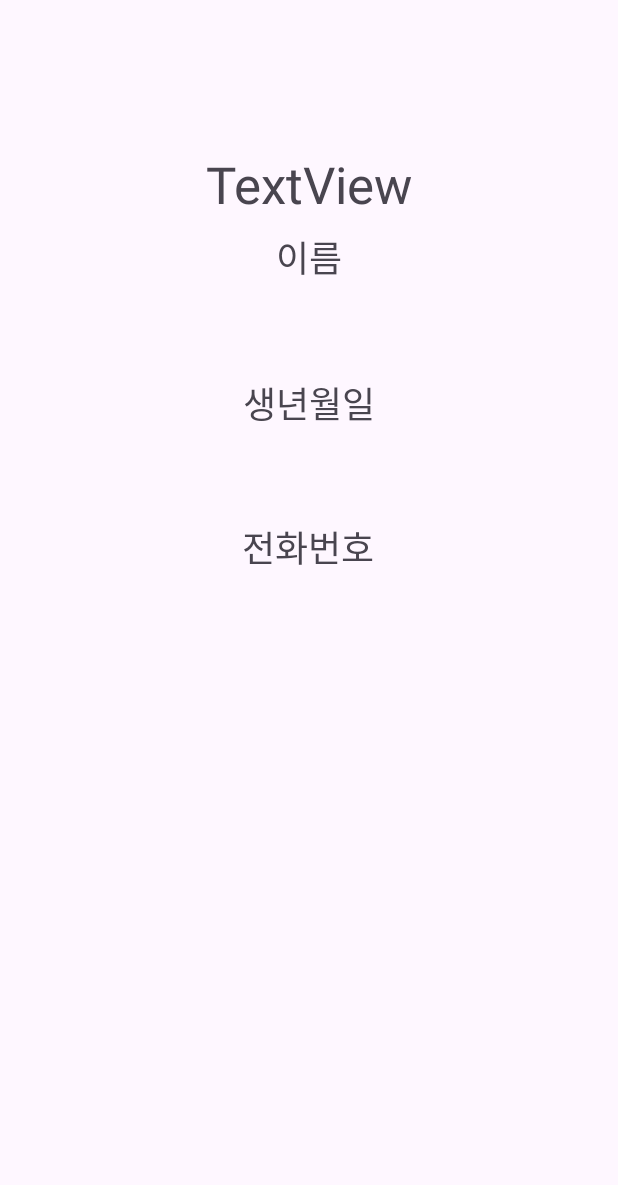
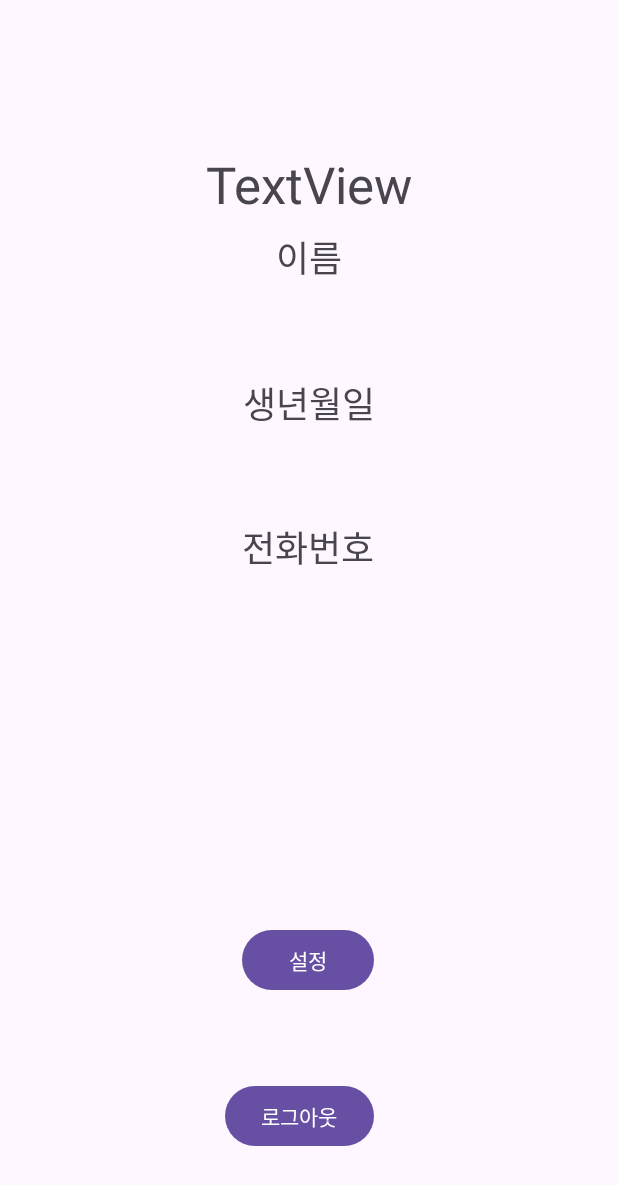
Before and after one commit to yooonzi040/CodingBear, an Android app: the MainActivity screen opened directly, with no data from a screen before it, on a phone screen of 412 x 824 dp. Shown: the top 1185 px of the screen. Run offline under Robolectric (Android 15) with nearby library versions, the phone set to English and light mode, and no system bars.

Commit message:
로그아웃 회원정보수정 중간저장

```diff
--- a/app/src/main/java/sku/jyj/example/silvia/MainActivity.java
+++ b/app/src/main/java/sku/jyj/example/silvia/MainActivity.java
@@ -4,11 +4,15 @@ import androidx.appcompat.app.AppCompatActivity;
 
 import android.content.Intent;
 import android.os.Bundle;
+import android.view.View;
+import android.widget.Button;
 import android.widget.TextView;
 
 public class MainActivity extends AppCompatActivity {
 
     private TextView name, birth, phoneNo;
+    private Button btn_main_settings, btn_main_logout;
+
     @Override
     protected void onCreate(Bundle savedInstanceState) {
         super.onCreate(savedInstanceState);
@@ -17,15 +21,35 @@ public class MainActivity extends AppCompatActivity {
         name = findViewById(R.id.name);
         birth = findViewById(R.id.birth);
         phoneNo = findViewById(R.id.phoneNo);
+        btn_main_settings = findViewById(R.id.btn_main_settings);
+        btn_main_logout = findViewById(R.id.btn_main_Logout);
 
         Intent intent = getIntent();
-        String memberName = intent.getStringExtra("memberName");
-        String memberBirth = intent.getStringExtra("memberBirth");
-        String memberPhoneNo = intent.getStringExtra("guardianPhoneNo");
+        String memberName = intent.getStringExtra("member_name");
+        String memberBirth = intent.getStringExtra("member_birth");
+        String memberPhoneNo = intent.getStringExtra("member_phone_no");
 
         name.setText(memberName);
         birth.setText(memberBirth);
         phoneNo.setText(memberPhoneNo);
 
+        btn_main_settings.setOnClickListener(new View.OnClickListener() {
+            @Override
+            public void onClick(View view) {
+                Intent intent = new Intent(MainActivity.this, SettingsActivity.class);
+                startActivity(intent);
+            }
+        });
+
+        // 로그아웃 버튼 클릭 이벤트 처리
+        btn_main_logout.setOnClickListener(new View.OnClickListener() {
+            @Override
+            public void onClick(View view) {
+                // 로그아웃을 처리하기 위해 LogoutActivity를 실행
+                new LogoutActivity(MainActivity.this).execute();
+                // 현재 엑티비티를 닫음
+                finish();
+            }
+        });
     }
 }
--- a/app/src/main/java/sku/jyj/example/silvia/UserInfoChangeActivity.java
+++ b/app/src/main/java/sku/jyj/example/silvia/UserInfoChangeActivity.java
@@ -86,7 +86,7 @@ public class UserInfoChangeActivity extends AppCompatActivity {
 
                         JSONObject jsonInput = new JSONObject();  // JSON 객체 생성
 
-                        jsonInput.put("PK_changePhoneNo", input_changePhoneNo.getText().toString());
+                        jsonInput.put("changePhoneNo", input_changePhoneNo.getText().toString());
                         jsonInput.put("changeName", input_changeName.getText().toString());
                         jsonInput.put("changeBirth", input_changeBirth.getText().toString());
                         jsonInput.put("changeGuardianName", input_changeGuardianName.getText().toString());
--- a/app/src/main/res/layout/activity_main.xml
+++ b/app/src/main/res/layout/activity_main.xml
@@ -98,4 +98,26 @@
         app:layout_constraintEnd_toEndOf="parent"
         app:layout_constraintStart_toStartOf="parent"
         app:layout_constraintTop_toBottomOf="@+id/textView15" />
+
+    <Button
+        android:id="@+id/btn_main_settings"
+        android:layout_width="wrap_content"
+        android:layout_height="wrap_content"
+        android:layout_marginBottom="56dp"
+        android:text="설정"
+        app:layout_constraintBottom_toTopOf="@+id/btn_main_Logout"
+        app:layout_constraintEnd_toEndOf="parent"
+        app:layout_constraintHorizontal_bias="0.498"
+        app:layout_constraintStart_toStartOf="parent" />
+
+    <Button
+        android:id="@+id/btn_main_Logout"
+        android:layout_width="wrap_content"
+        android:layout_height="wrap_content"
+        android:layout_marginBottom="56dp"
+        android:text="로그아웃"
+        app:layout_constraintBottom_toBottomOf="parent"
+        app:layout_constraintEnd_toEndOf="parent"
+        app:layout_constraintHorizontal_bias="0.48"
+        app:layout_constraintStart_toStartOf="parent" />
 </androidx.constraintlayout.widget.ConstraintLayout>
--- a/app/src/main/res/layout/activity_voice_input01.xml
+++ b/app/src/main/res/layout/activity_voice_input01.xml
@@ -17,7 +17,7 @@
             android:layout_height="50dp"
             android:layout_weight="1"
             android:gravity="center"
-            android:text="1번 (3/1)"
+            android:text="1번 (1/3)"
             android:textSize="34sp" />
 
         <ImageView
--- a/app/src/main/res/layout/activity_voice_input02.xml
+++ b/app/src/main/res/layout/activity_voice_input02.xml
@@ -17,7 +17,7 @@
             android:layout_height="50dp"
             android:layout_weight="1"
             android:gravity="center"
-            android:text="2번 (3/2)"
+            android:text="2번 (2/3)"
             android:textSize="34sp" />
 
         <ImageView
```
Also changed, not shown: app/src/main/java/sku/jyj/example/silvia/LoginActivity.java (+17 -7 lines), app/src/main/res/layout/activity_login.xml (+7 -0 lines), 1 other file.
